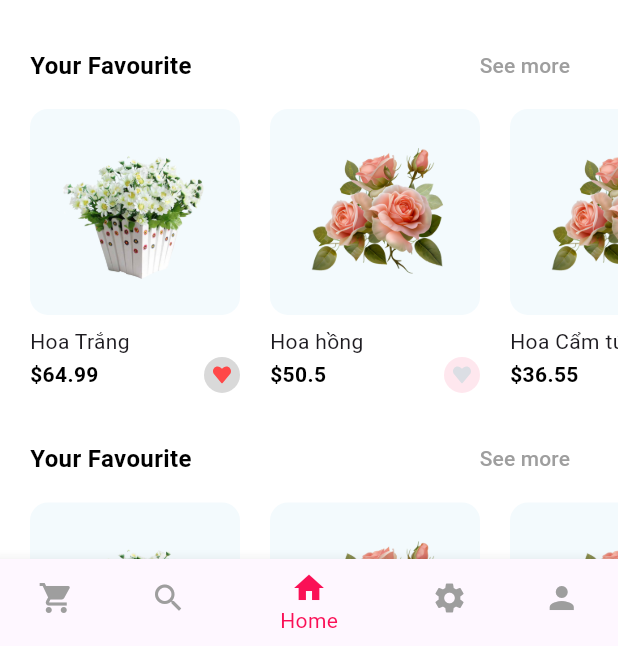
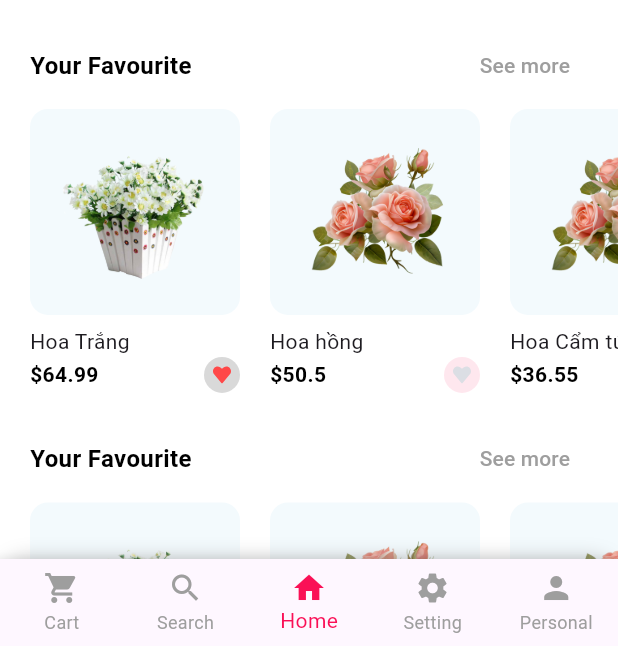
Before and after one commit to trongtran1211/flutter_dart_flower, a Flutter app: the Mainpage screen opened by its route, on a phone screen of 412 x 824 dp, the part 590-1236 px from its top. Run offline on Flutter 3.47's test engine with Material 3 defaults, Android fonts, the phone set to English and light mode, and no system bars; our stand-ins replace flutter_svg.

Commit message:
MAINPAGE CHỈNH SỬA THÀNH TYPE FIXED

```diff
--- a/flower_shop/lib/mainpage.dart
+++ b/flower_shop/lib/mainpage.dart
@@ -124,7 +124,23 @@ class _MainpageState extends State<Mainpage> {
       //     ],
       //   ),
       // ),
-      bottomNavigationBar: BottomNavigationBar(
+      bottomNavigationBar: Container(
+        decoration: BoxDecoration(
+          color: Colors.white,
+          borderRadius: const BorderRadius.only(
+            topLeft: Radius.circular(20),
+            topRight: Radius.circular(20),
+          ),
+          boxShadow: [
+            BoxShadow(
+              color: Colors.grey.withOpacity(0.5),
+              spreadRadius: 1,
+              blurRadius: 10,
+              offset: const Offset(0, 0),
+            ),
+          ],
+        ),
+        child: BottomNavigationBar(
           items: const <BottomNavigationBarItem>[
             BottomNavigationBarItem(
               icon: Icon(Icons.shopping_cart),
@@ -148,10 +164,11 @@ class _MainpageState extends State<Mainpage> {
             ),
           ],
           currentIndex: _selectedIndex,
-        selectedItemColor: kSecondaryColor,
+          selectedItemColor: kSecondaryColor, // Change the selected item color as needed
           unselectedItemColor: Colors.grey,
           onTap: _onItemTapped,
-        backgroundColor: Colors.white,
+          type: BottomNavigationBarType.fixed, // This prevents the labels from shifting when selected
+        ),
       ),
       body: _loadWidget(_selectedIndex),
     );
```
Lines whose indentation alone changed are shown as unchanged.
